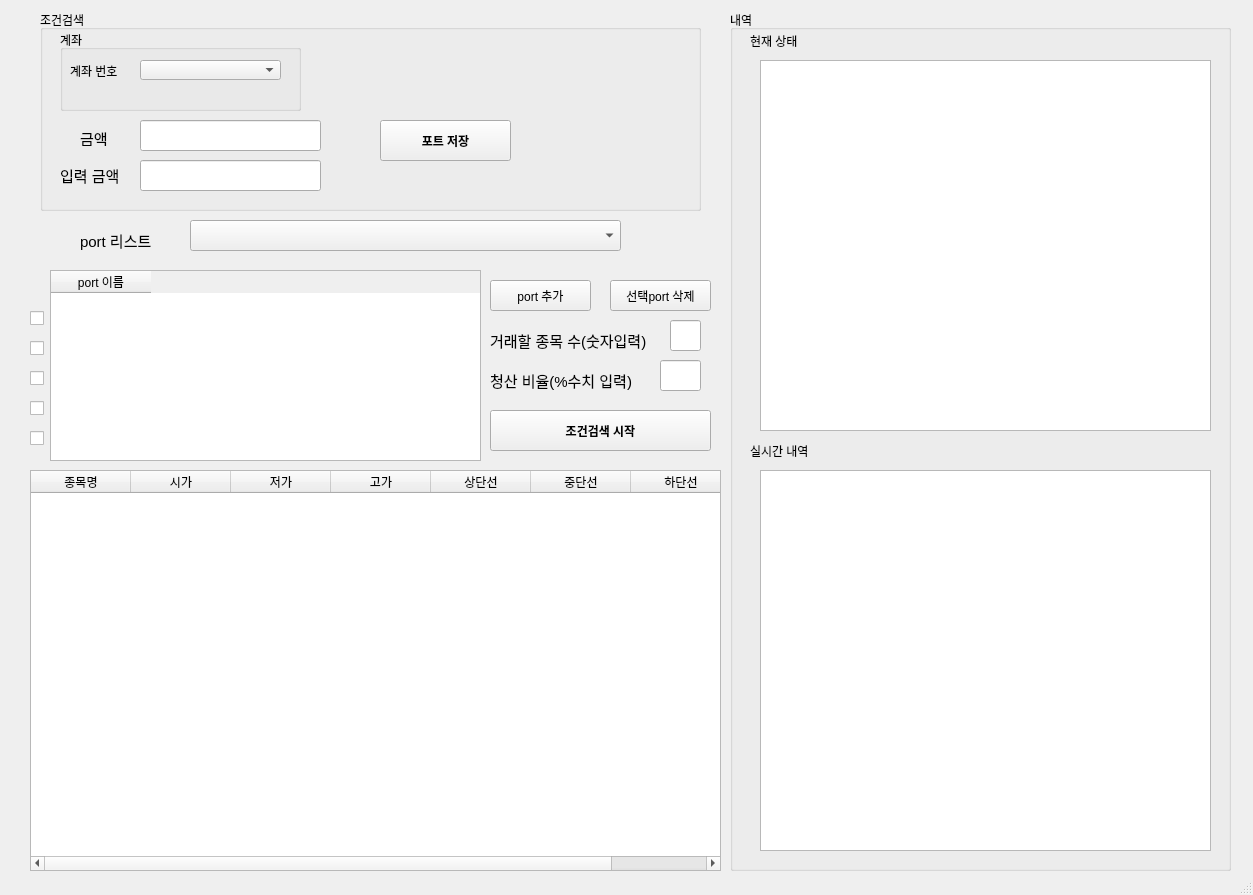
Above: exam_2.ui from sungju1572/auto_trade_4 before the change. Below: the same form after it.
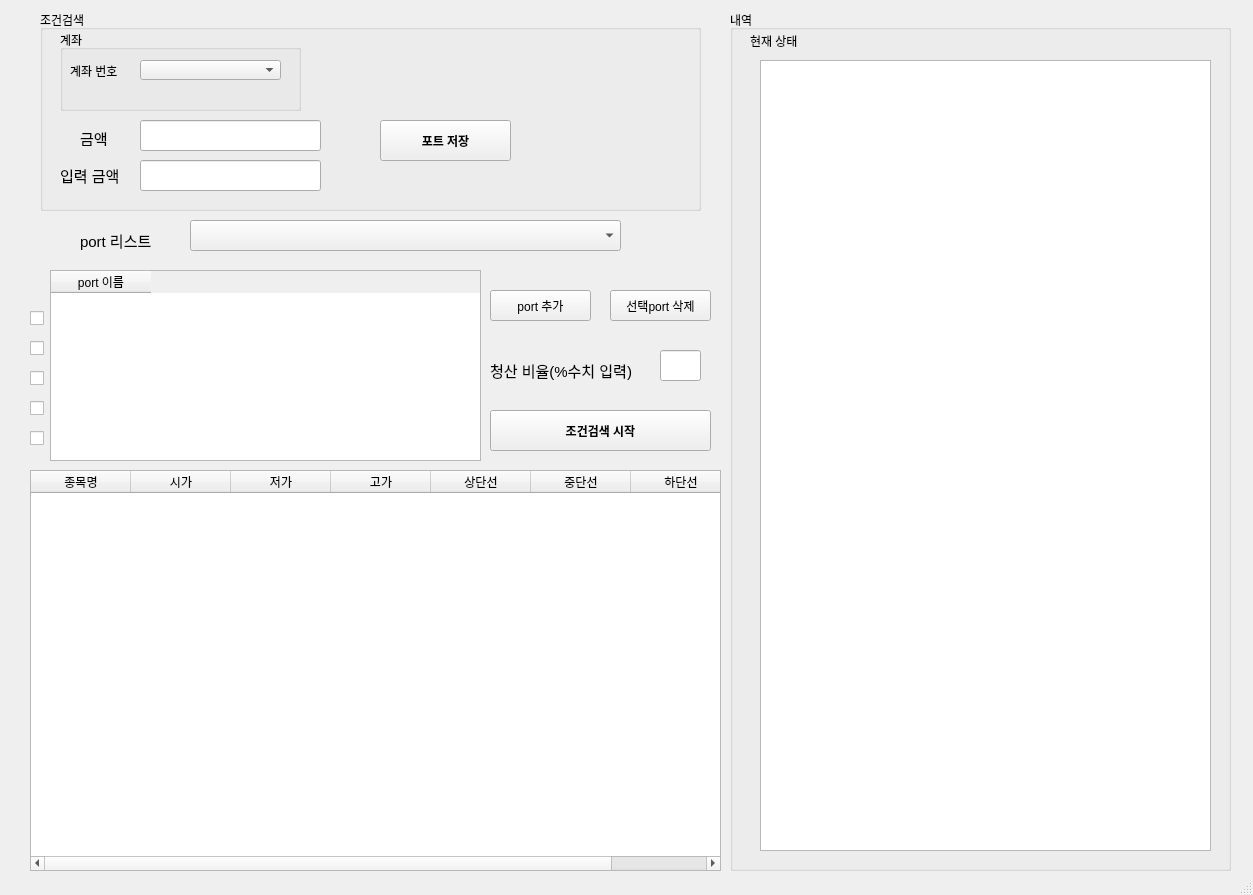
That is the form after the change. Icons and pictures are not drawn.

Commit message: ui 수정

Patch:
```diff
--- a/exam_2.ui
+++ b/exam_2.ui
@@ -177,36 +177,13 @@
       <string>현재 상태</string>
      </property>
     </widget>
-    <widget class="QLabel" name="label_18">
-     <property name="geometry">
-      <rect>
-       <x>20</x>
-       <y>430</y>
-       <width>71</width>
-       <height>21</height>
-      </rect>
-     </property>
-     <property name="text">
-      <string>실시간 내역</string>
-     </property>
-    </widget>
     <widget class="QTextEdit" name="textEdit">
      <property name="geometry">
       <rect>
        <x>30</x>
        <y>50</y>
        <width>451</width>
-       <height>371</height>
-      </rect>
-     </property>
-    </widget>
-    <widget class="QTextEdit" name="textEdit_2">
-     <property name="geometry">
-      <rect>
-       <x>30</x>
-       <y>460</y>
-       <width>451</width>
-       <height>381</height>
+       <height>791</height>
       </rect>
      </property>
     </widget>
@@ -274,7 +251,7 @@
     <property name="geometry">
      <rect>
       <x>490</x>
-      <y>280</y>
+      <y>290</y>
       <width>101</width>
       <height>31</height>
      </rect>
@@ -302,7 +279,7 @@
     <property name="geometry">
      <rect>
       <x>610</x>
-      <y>280</y>
+      <y>290</y>
       <width>101</width>
       <height>31</height>
      </rect>
@@ -419,44 +396,11 @@
      </property>
     </column>
    </widget>
-   <widget class="QLabel" name="label_7">
-    <property name="geometry">
-     <rect>
-      <x>490</x>
-      <y>330</y>
-      <width>171</width>
-      <height>21</height>
-     </rect>
-    </property>
-    <property name="font">
-     <font>
-      <pointsize>11</pointsize>
-     </font>
-    </property>
-    <property name="text">
-     <string>거래할 종목 수(숫자입력)</string>
-    </property>
-   </widget>
-   <widget class="QLineEdit" name="lineEdit_11">
-    <property name="geometry">
-     <rect>
-      <x>670</x>
-      <y>320</y>
-      <width>31</width>
-      <height>31</height>
-     </rect>
-    </property>
-    <property name="font">
-     <font>
-      <pointsize>11</pointsize>
-     </font>
-    </property>
-   </widget>
    <widget class="QLabel" name="label_8">
     <property name="geometry">
      <rect>
       <x>490</x>
-      <y>370</y>
+      <y>360</y>
       <width>161</width>
       <height>21</height>
      </rect>
@@ -474,7 +418,7 @@
     <property name="geometry">
      <rect>
       <x>660</x>
-      <y>360</y>
+      <y>350</y>
       <width>41</width>
       <height>31</height>
      </rect>
```
